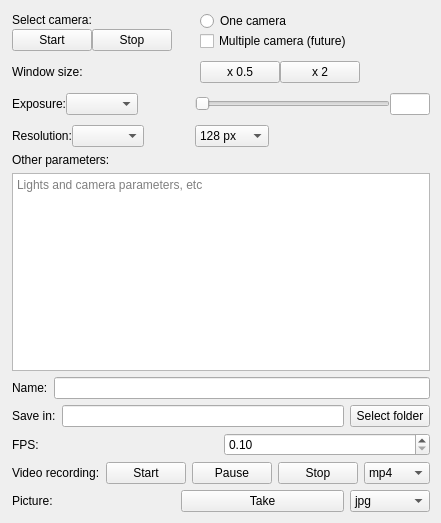
Old version of the form GUI/GUImain.ui in the repository LUMAIS/LAFFTrackCapture.
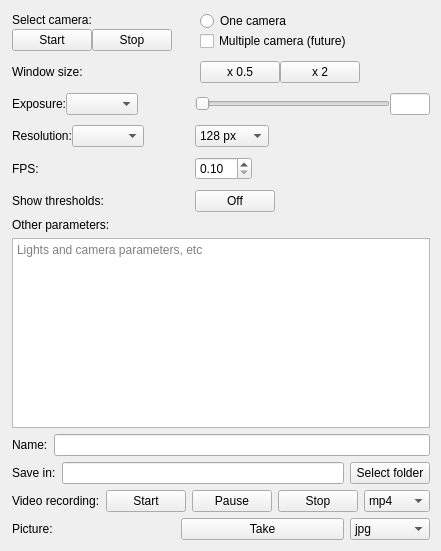
New version of the form.

Patch:
```diff
--- a/GUI/GUImain.ui
+++ b/GUI/GUImain.ui
@@ -7,7 +7,7 @@
     <x>0</x>
     <y>0</y>
     <width>441</width>
-    <height>523</height>
+    <height>551</height>
    </rect>
   </property>
   <property name="windowTitle">
@@ -17,7 +17,66 @@
    <property name="leftMargin">
     <number>12</number>
    </property>
-   <item row="12" column="0">
+   <item row="6" column="0">
+    <widget class="QPlainTextEdit" name="notesInput">
+     <property name="placeholderText">
+      <string>Lights and camera parameters, etc</string>
+     </property>
+    </widget>
+   </item>
+   <item row="9" column="0">
+    <layout class="QHBoxLayout" name="horizontalLayout_6">
+     <item>
+      <widget class="QLabel" name="videoRecLabel">
+       <property name="text">
+        <string>Video recording:</string>
+       </property>
+      </widget>
+     </item>
+     <item>
+      <widget class="QPushButton" name="videoRecStartBtn">
+       <property name="text">
+        <string>Start</string>
+       </property>
+      </widget>
+     </item>
+     <item>
+      <widget class="QPushButton" name="videoRecPausetBtn">
+       <property name="text">
+        <string>Pause</string>
+       </property>
+      </widget>
+     </item>
+     <item>
+      <widget class="QPushButton" name="videoRecStopBtn">
+       <property name="text">
+        <string>Stop</string>
+       </property>
+      </widget>
+     </item>
+     <item>
+      <widget class="QComboBox" name="videoFormatInput">
+       <property name="maximumSize">
+        <size>
+         <width>80</width>
+         <height>16777215</height>
+        </size>
+       </property>
+       <item>
+        <property name="text">
+         <string>mp4</string>
+        </property>
+       </item>
+       <item>
+        <property name="text">
+         <string>avi</string>
+        </property>
+       </item>
+      </widget>
+     </item>
+    </layout>
+   </item>
+   <item row="11" column="0">
     <layout class="QHBoxLayout" name="horizontalLayout_7">
      <item>
       <widget class="QLabel" name="pictureLabel">
@@ -65,20 +124,6 @@
      </item>
     </layout>
    </item>
-   <item row="6" column="0">
-    <widget class="QPlainTextEdit" name="notesInput">
-     <property name="placeholderText">
-      <string>Lights and camera parameters, etc</string>
-     </property>
-    </widget>
-   </item>
-   <item row="5" column="0">
-    <widget class="QLabel" name="notesLabel">
-     <property name="text">
-      <string>Other parameters:</string>
-     </property>
-    </widget>
-   </item>
    <item row="2" column="0">
     <layout class="QFormLayout" name="formLayout">
      <property name="fieldGrowthPolicy">
@@ -271,58 +316,37 @@
        </item>
       </widget>
      </item>
-    </layout>
-   </item>
-   <item row="10" column="0">
-    <layout class="QHBoxLayout" name="horizontalLayout_6">
-     <item>
-      <widget class="QLabel" name="videoRecLabel">
+     <item row="4" column="0">
+      <widget class="QLabel" name="fpsLabel">
        <property name="text">
-        <string>Video recording:</string>
+        <string>FPS:</string>
        </property>
       </widget>
      </item>
-     <item>
-      <widget class="QPushButton" name="videoRecStartBtn">
-       <property name="text">
-        <string>Start</string>
+     <item row="4" column="1">
+      <widget class="QDoubleSpinBox" name="fpsInput">
+       <property name="minimum">
+        <double>0.100000000000000</double>
        </property>
+       <property name="maximum">
+        <double>10.000000000000000</double>
+       </property>
       </widget>
      </item>
-     <item>
-      <widget class="QPushButton" name="videoRecPausetBtn">
+     <item row="5" column="0">
+      <widget class="QLabel" name="threshLabel">
        <property name="text">
-        <string>Pause</string>
+        <string>Show thresholds:</string>
        </property>
       </widget>
      </item>
-     <item>
-      <widget class="QPushButton" name="videoRecStopBtn">
+     <item row="5" column="1">
+      <widget class="QPushButton" name="threshInput">
        <property name="text">
-        <string>Stop</string>
+        <string>Off</string>
        </property>
       </widget>
      </item>
-     <item>
-      <widget class="QComboBox" name="videoFormatInput">
-       <property name="maximumSize">
-        <size>
-         <width>80</width>
-         <height>16777215</height>
-        </size>
-       </property>
-       <item>
-        <property name="text">
-         <string>mp4</string>
-        </property>
-       </item>
-       <item>
-        <property name="text">
-         <string>avi</string>
-        </property>
-       </item>
-      </widget>
-     </item>
     </layout>
    </item>
    <item row="8" column="0">
@@ -363,29 +387,12 @@
      </item>
     </layout>
    </item>
-   <item row="9" column="0">
-    <layout class="QHBoxLayout" name="fpsLayout">
-     <property name="topMargin">
-      <number>0</number>
+   <item row="5" column="0">
+    <widget class="QLabel" name="notesLabel">
+     <property name="text">
+      <string>Other parameters:</string>
      </property>
-     <item>
-      <widget class="QLabel" name="fpsLabel">
-       <property name="text">
-        <string>FPS:</string>
-       </property>
-      </widget>
-     </item>
-     <item>
-      <widget class="QDoubleSpinBox" name="fpsInput">
-       <property name="minimum">
-        <double>0.100000000000000</double>
-       </property>
-       <property name="maximum">
-        <double>10.000000000000000</double>
-       </property>
-      </widget>
-     </item>
-    </layout>
+    </widget>
    </item>
   </layout>
  </widget>
```
